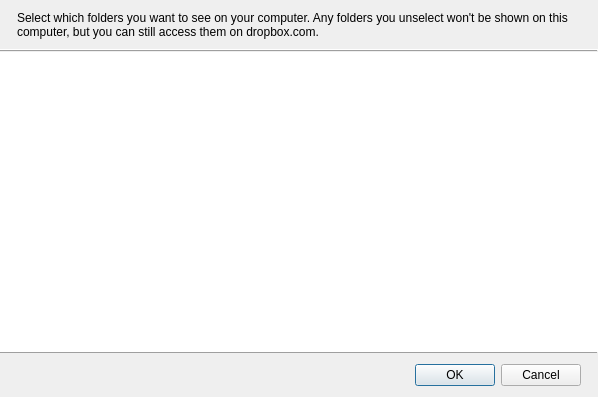
Above: sisyphosdbx/gui/folders_dialog.ui from samschott/maestral before the change. Below: the same form after it.
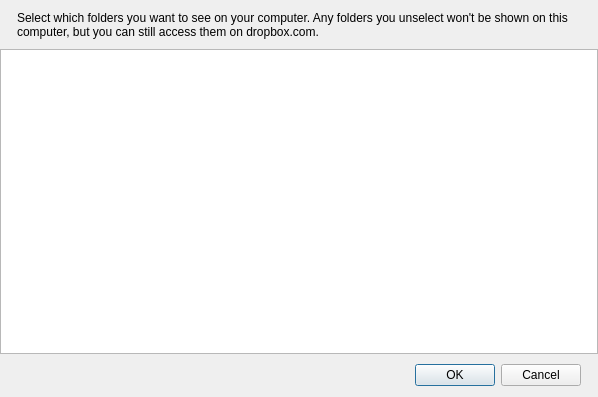
That is the form after the change.

Commit message: use HIPDI icons

```diff
--- a/sisyphosdbx/gui/folders_dialog.ui
+++ b/sisyphosdbx/gui/folders_dialog.ui
@@ -29,7 +29,7 @@
    <property name="verticalSpacing">
     <number>0</number>
    </property>
-   <item row="5" column="1">
+   <item row="3" column="1">
     <spacer name="verticalSpacer_2">
      <property name="orientation">
       <enum>Qt::Vertical</enum>
@@ -45,7 +45,7 @@
      </property>
     </spacer>
    </item>
-   <item row="6" column="1">
+   <item row="4" column="1">
     <widget class="QDialogButtonBox" name="buttonBox">
      <property name="orientation">
       <enum>Qt::Horizontal</enum>
@@ -71,23 +71,11 @@
      </property>
     </spacer>
    </item>
-   <item row="3" column="0" colspan="3">
+   <item row="2" column="0" colspan="3">
     <widget class="QListWidget" name="listWidgetFolders">
-     <property name="frameShape">
-      <enum>QFrame::NoFrame</enum>
-     </property>
      <property name="editTriggers">
       <set>QAbstractItemView::NoEditTriggers</set>
      </property>
-     <property name="alternatingRowColors">
-      <bool>true</bool>
-     </property>
-     <property name="iconSize">
-      <size>
-       <width>20</width>
-       <height>20</height>
-      </size>
-     </property>
     </widget>
    </item>
    <item row="0" column="0">
@@ -106,7 +94,7 @@
      </property>
     </spacer>
    </item>
-   <item row="6" column="2">
+   <item row="4" column="2">
     <spacer name="horizontalSpacer_4">
      <property name="orientation">
       <enum>Qt::Horizontal</enum>
@@ -122,26 +110,6 @@
      </property>
     </spacer>
    </item>
-   <item row="4" column="0" colspan="3">
-    <widget class="Line" name="line">
-     <property name="frameShadow">
-      <enum>QFrame::Raised</enum>
-     </property>
-     <property name="orientation">
-      <enum>Qt::Horizontal</enum>
-     </property>
-    </widget>
-   </item>
-   <item row="2" column="0" colspan="3">
-    <widget class="Line" name="line_2">
-     <property name="frameShadow">
-      <enum>QFrame::Raised</enum>
-     </property>
-     <property name="orientation">
-      <enum>Qt::Horizontal</enum>
-     </property>
-    </widget>
-   </item>
    <item row="0" column="2">
     <spacer name="horizontalSpacer_2">
      <property name="orientation">
@@ -158,6 +126,22 @@
      </property>
     </spacer>
    </item>
+   <item row="4" column="0">
+    <spacer name="horizontalSpacer_3">
+     <property name="orientation">
+      <enum>Qt::Horizontal</enum>
+     </property>
+     <property name="sizeType">
+      <enum>QSizePolicy::Fixed</enum>
+     </property>
+     <property name="sizeHint" stdset="0">
+      <size>
+       <width>10</width>
+       <height>20</height>
+      </size>
+     </property>
+    </spacer>
+   </item>
    <item row="0" column="1">
     <widget class="QLabel" name="label">
      <property name="text">
@@ -168,22 +152,6 @@
      </property>
     </widget>
    </item>
-   <item row="6" column="0">
-    <spacer name="horizontalSpacer_3">
-     <property name="orientation">
-      <enum>Qt::Horizontal</enum>
-     </property>
-     <property name="sizeType">
-      <enum>QSizePolicy::Fixed</enum>
-     </property>
-     <property name="sizeHint" stdset="0">
-      <size>
-       <width>10</width>
-       <height>20</height>
-      </size>
-     </property>
-    </spacer>
-   </item>
   </layout>
  </widget>
  <resources>
```
The commit also changes 2 other files.
